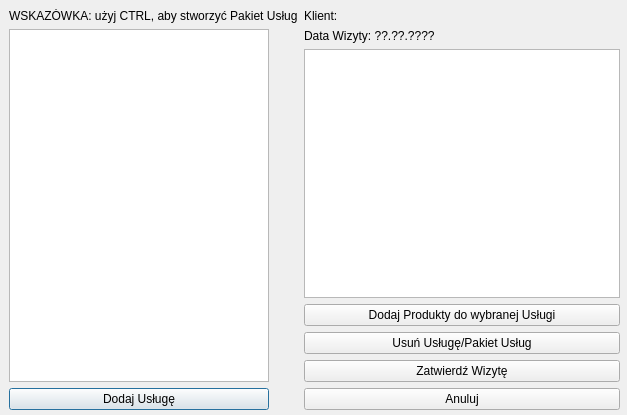
The window that SalonFryzjerski/definevisitdialog.ui (gapik/BladesArchive) describes before a commit, drawn with Qt 5.
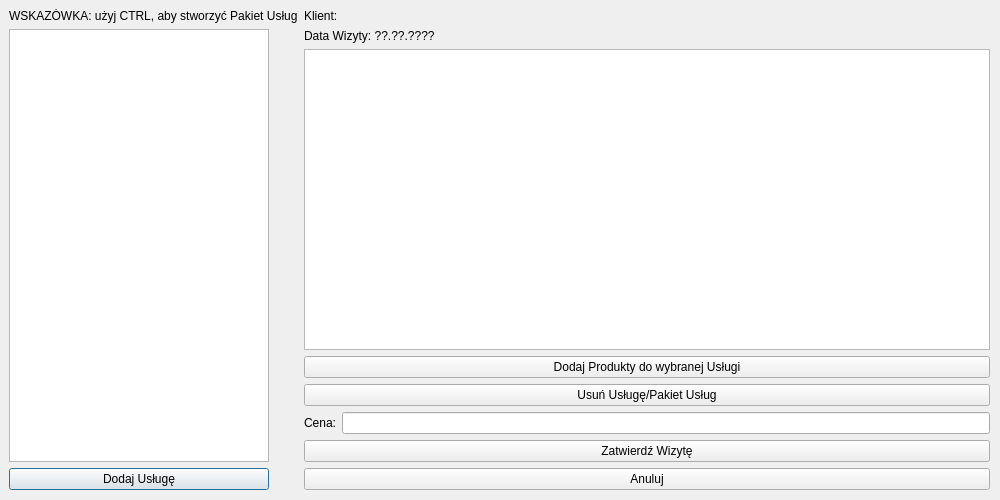
The same window after the commit.

What changed in the file:
```diff
--- a/SalonFryzjerski/definevisitdialog.ui
+++ b/SalonFryzjerski/definevisitdialog.ui
@@ -6,10 +6,28 @@
    <rect>
     <x>0</x>
     <y>0</y>
-    <width>627</width>
-    <height>415</height>
+    <width>1000</width>
+    <height>500</height>
    </rect>
   </property>
+  <property name="sizePolicy">
+   <sizepolicy hsizetype="Maximum" vsizetype="Maximum">
+    <horstretch>0</horstretch>
+    <verstretch>0</verstretch>
+   </sizepolicy>
+  </property>
+  <property name="minimumSize">
+   <size>
+    <width>1000</width>
+    <height>500</height>
+   </size>
+  </property>
+  <property name="maximumSize">
+   <size>
+    <width>1000</width>
+    <height>500</height>
+   </size>
+  </property>
   <property name="windowTitle">
    <string>Dialog</string>
   </property>
@@ -18,11 +36,14 @@
     <rect>
      <x>9</x>
      <y>9</y>
-     <width>611</width>
-     <height>401</height>
+     <width>981</width>
+     <height>481</height>
     </rect>
    </property>
    <layout class="QHBoxLayout" name="horizontalLayout">
+    <property name="sizeConstraint">
+     <enum>QLayout::SetMinAndMaxSize</enum>
+    </property>
     <item>
      <layout class="QVBoxLayout" name="verticalLayout_2">
       <item>
@@ -80,7 +101,20 @@
        </widget>
       </item>
       <item>
-       <widget class="QTreeView" name="servicesList"/>
+       <widget class="QTreeView" name="servicesList">
+        <property name="minimumSize">
+         <size>
+          <width>510</width>
+          <height>0</height>
+         </size>
+        </property>
+        <property name="maximumSize">
+         <size>
+          <width>16777215</width>
+          <height>700</height>
+         </size>
+        </property>
+       </widget>
       </item>
       <item>
        <widget class="QPushButton" name="AddProducts">
@@ -96,6 +130,20 @@
         </property>
        </widget>
       </item>
+      <item>
+       <layout class="QHBoxLayout" name="horizontalLayout_3">
+        <item>
+         <widget class="QLabel" name="priceLabel">
+          <property name="text">
+           <string>Cena:</string>
+          </property>
+         </widget>
+        </item>
+        <item>
+         <widget class="QLineEdit" name="priceLineEdit"/>
+        </item>
+       </layout>
+      </item>
       <item>
        <widget class="QPushButton" name="AcceptButton">
         <property name="text">
```
Left out of the diff: 3 changed lines with no effect on the pictures.
